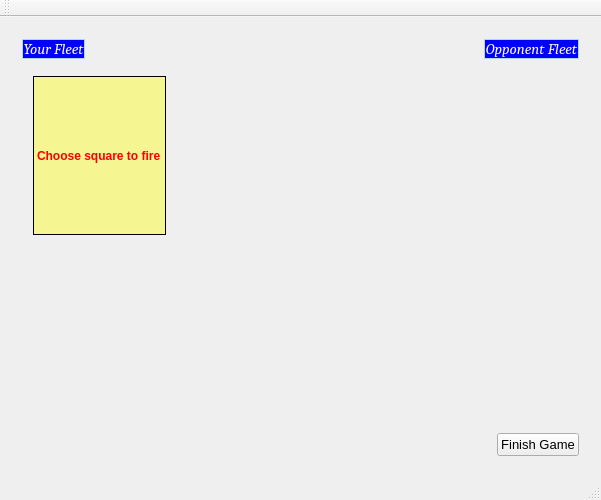
The window that BattleshipGame/mainwindow.ui (AndLvovSky/battleship-game) describes before a commit, drawn with Qt 5.
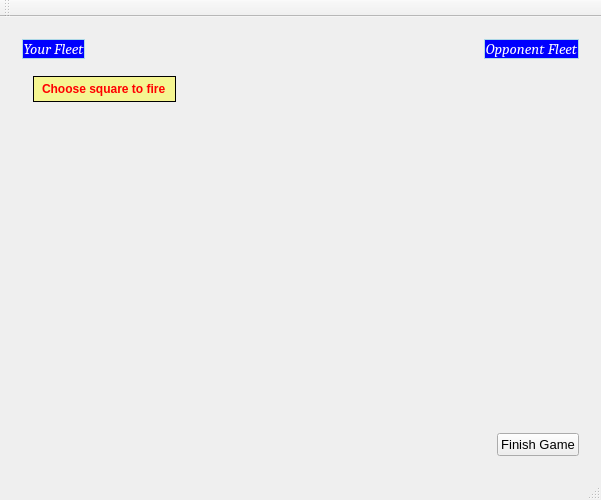
The same window after the commit. The open tabs and pages were chosen to show the change.

Patch:
```diff
--- a/BattleshipGame/mainwindow.ui
+++ b/BattleshipGame/mainwindow.ui
@@ -408,7 +408,7 @@
                  </font>
                 </property>
                 <property name="styleSheet">
-                 <string notr="true">color: red; background-color: rgba(255, 255, 0, 100); border: 1px solid black;</string>
+                 <string notr="true">color: red; background-color: rgba(255, 255, 0, 100); border: 1px solid black; padding: 5px;</string>
                 </property>
                 <property name="text">
                  <string>Choose square to fire</string>
@@ -430,6 +430,19 @@
               </item>
              </layout>
             </item>
+            <item>
+             <spacer name="verticalSpacer_7">
+              <property name="orientation">
+               <enum>Qt::Vertical</enum>
+              </property>
+              <property name="sizeHint" stdset="0">
+               <size>
+                <width>20</width>
+                <height>40</height>
+               </size>
+              </property>
+             </spacer>
+            </item>
            </layout>
           </widget>
          </widget>
```
Left out of the diff: 5 changed lines with no effect on the pictures.
